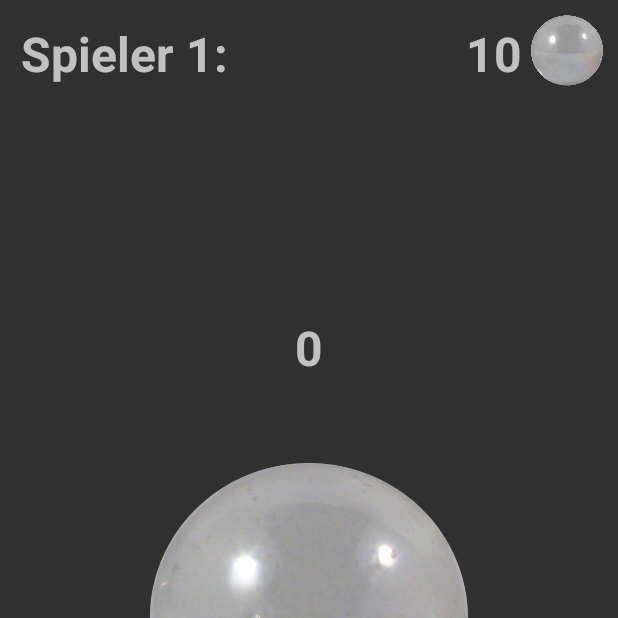
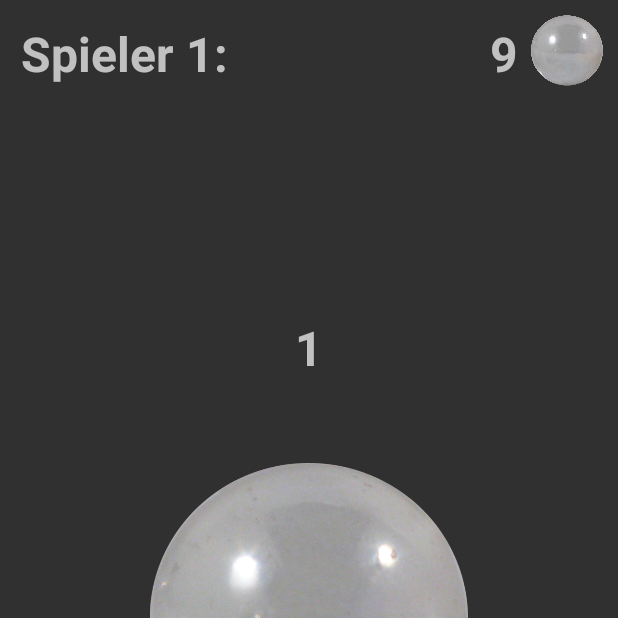
Before and after one commit to Sebi2682/EffektiveSpiele, an Android app: the ActivitySpieler1 screen opened directly, with no data from a screen before it, after a tap on an icon or button, on a phone screen of 412 x 824 dp, the top half of it. Run offline under Robolectric (Android 15) with nearby library versions, the phone set to English and light mode, and no system bars.

Commit message:
added something

```diff
--- a/app/src/main/java/com/sm/murmelspiel2/ActivitySpieler1.java
+++ b/app/src/main/java/com/sm/murmelspiel2/ActivitySpieler1.java
@@ -54,12 +54,13 @@ public class ActivitySpieler1 extends AppCompatActivity implements View.OnClickL
 
     private void murmelClick() {
 
-        if(MyApplication.anzahl1 >=0)
+        if(MyApplication.anzahl1 >0)
             {
+                MyApplication.points1++;
+                MyApplication.anzahl1--;
             tvPoints.setText(Integer.toString(MyApplication.points1));
             textAnzahl.setText(Integer.toString(MyApplication.anzahl1));
-                MyApplication.points1++;
-                MyApplication.anzahl1--;
+
         }
     }
 }
--- a/app/src/main/java/com/sm/murmelspiel2/ActivitySpieler2.java
+++ b/app/src/main/java/com/sm/murmelspiel2/ActivitySpieler2.java
@@ -54,7 +54,7 @@ public class ActivitySpieler2 extends AppCompatActivity implements View.OnClickL
     private void murmelClick() {
         MyApplication.points2++;
         MyApplication.anzahl2--;
-        if (MyApplication.anzahl2 >= 0) {
+        if (MyApplication.anzahl2 > 0) {
             tvPoints.setText(Integer.toString(MyApplication.points2));
             textAnzahl.setText(Integer.toString(MyApplication.anzahl2));
         }
--- a/app/src/main/res/layout/activity_spieler1.xml
+++ b/app/src/main/res/layout/activity_spieler1.xml
@@ -44,7 +44,8 @@
         app:layout_constraintBottom_toBottomOf="parent"
         app:layout_constraintEnd_toEndOf="parent"
         app:layout_constraintStart_toStartOf="parent"
-        app:layout_constraintTop_toTopOf="parent" />
+        app:layout_constraintTop_toTopOf="parent"
+        tools:ignore="SpeakableTextPresentCheck" />
 
     <Button
         android:id="@+id/buttonOk"
```
